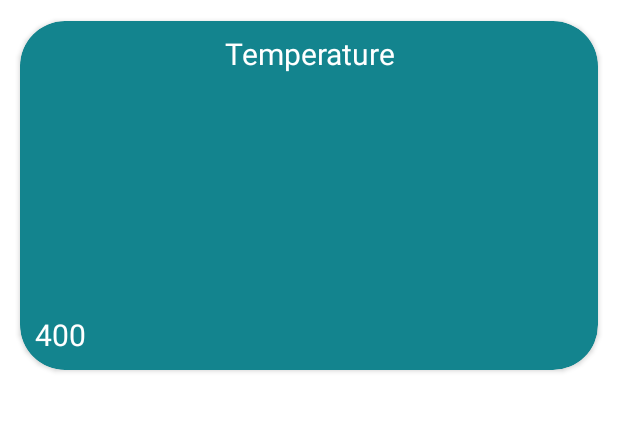
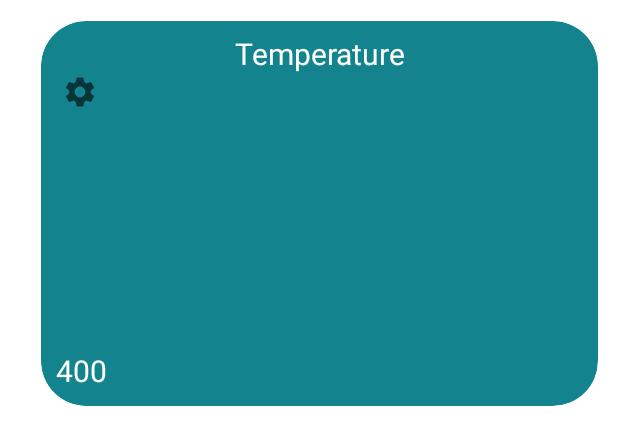
Before and after one commit to SEP4X-S22/Android, an Android app: the layout sensor_item.xml on its own in the app's theme, with its tools: preview values and no code run, on a phone screen of 412 x 824 dp. Shown: the top 445 px of the screen. Run offline under Robolectric (Android 15) with nearby library versions, the phone set to English and light mode, and no system bars.

Commit message:
added custom dialog for setting constraints later

```diff
--- a/app/src/main/java/com/example/apharma/ui/sensors/Sensors.java
+++ b/app/src/main/java/com/example/apharma/ui/sensors/Sensors.java
@@ -95,7 +95,7 @@ public class Sensors extends Fragment  {
 
         recyclerView.setAdapter(sensorAdapter);
 
-        GridLayoutManager gridLayoutManager = new GridLayoutManager(this.getContext(), 2);
+        GridLayoutManager gridLayoutManager = new GridLayoutManager(this.getContext(), 1);
 
         recyclerView.setLayoutManager(gridLayoutManager);
         recyclerView.setHasFixedSize(true);
--- /dev/null
+++ b/app/src/main/res/drawable/ic_settings_update.xml
@@ -0,0 +1,10 @@
+<vector xmlns:android="http://schemas.android.com/apk/res/android"
+    android:width="24dp"
+    android:height="24dp"
+    android:viewportWidth="24"
+    android:viewportHeight="24"
+    android:tint="?attr/colorControlNormal">
+  <path
+      android:fillColor="@android:color/white"
+      android:pathData="M19.14,12.94c0.04,-0.3 0.06,-0.61 0.06,-0.94c0,-0.32 -0.02,-0.64 -0.07,-0.94l2.03,-1.58c0.18,-0.14 0.23,-0.41 0.12,-0.61l-1.92,-3.32c-0.12,-0.22 -0.37,-0.29 -0.59,-0.22l-2.39,0.96c-0.5,-0.38 -1.03,-0.7 -1.62,-0.94L14.4,2.81c-0.04,-0.24 -0.24,-0.41 -0.48,-0.41h-3.84c-0.24,0 -0.43,0.17 -0.47,0.41L9.25,5.35C8.66,5.59 8.12,5.92 7.63,6.29L5.24,5.33c-0.22,-0.08 -0.47,0 -0.59,0.22L2.74,8.87C2.62,9.08 2.66,9.34 2.86,9.48l2.03,1.58C4.84,11.36 4.8,11.69 4.8,12s0.02,0.64 0.07,0.94l-2.03,1.58c-0.18,0.14 -0.23,0.41 -0.12,0.61l1.92,3.32c0.12,0.22 0.37,0.29 0.59,0.22l2.39,-0.96c0.5,0.38 1.03,0.7 1.62,0.94l0.36,2.54c0.05,0.24 0.24,0.41 0.48,0.41h3.84c0.24,0 0.44,-0.17 0.47,-0.41l0.36,-2.54c0.59,-0.24 1.13,-0.56 1.62,-0.94l2.39,0.96c0.22,0.08 0.47,0 0.59,-0.22l1.92,-3.32c0.12,-0.22 0.07,-0.47 -0.12,-0.61L19.14,12.94zM12,15.6c-1.98,0 -3.6,-1.62 -3.6,-3.6s1.62,-3.6 3.6,-3.6s3.6,1.62 3.6,3.6S13.98,15.6 12,15.6z"/>
+</vector>
--- a/app/src/main/res/layout/sensor_item.xml
+++ b/app/src/main/res/layout/sensor_item.xml
@@ -2,7 +2,8 @@
 <androidx.constraintlayout.widget.ConstraintLayout xmlns:android="http://schemas.android.com/apk/res/android"
     xmlns:app="http://schemas.android.com/apk/res-auto"
     android:layout_width="match_parent"
-    android:layout_height="260dp">
+    android:layout_height="wrap_content"
+    android:layout_marginLeft="14dp">
 
 
     <androidx.cardview.widget.CardView
@@ -10,7 +11,7 @@
         android:layout_width="match_parent"
         android:layout_height="wrap_content"
         android:layout_margin="2dp"
-       app:cardBackgroundColor="@color/blueblue1"
+        app:cardBackgroundColor="@color/blueblue1"
         app:cardCornerRadius="30dp"
         app:cardPreventCornerOverlap="true"
         app:cardUseCompatPadding="true"
@@ -36,11 +37,17 @@
             </TextView>
 
             <ImageView
+                android:id="@+id/settings"
+                android:layout_width="wrap_content"
+                android:layout_height="wrap_content"
+                android:layout_marginLeft="14dp"
+                app:srcCompat="@drawable/ic_settings_update" />
+
+            <ImageView
                 android:id="@+id/sensor_image"
                 android:layout_width="150dp"
                 android:layout_height="150dp"
-                android:layout_gravity="center"
-                />
+                android:layout_gravity="center" />
 
             <TextView
                 android:id="@+id/sensor_measurement"
@@ -51,6 +58,7 @@
                 android:text="400"
                 android:textColor="#FFFFFF"
                 android:textSize="20dp" />
+
         </LinearLayout>
     </androidx.cardview.widget.CardView>
 
```
Also changed, not shown: app/src/main/java/com/example/apharma/adapters/SensorAdapter.java (+25 -0 lines), app/src/main/res/layout/dialog.xml (added, +75 -0 lines).
